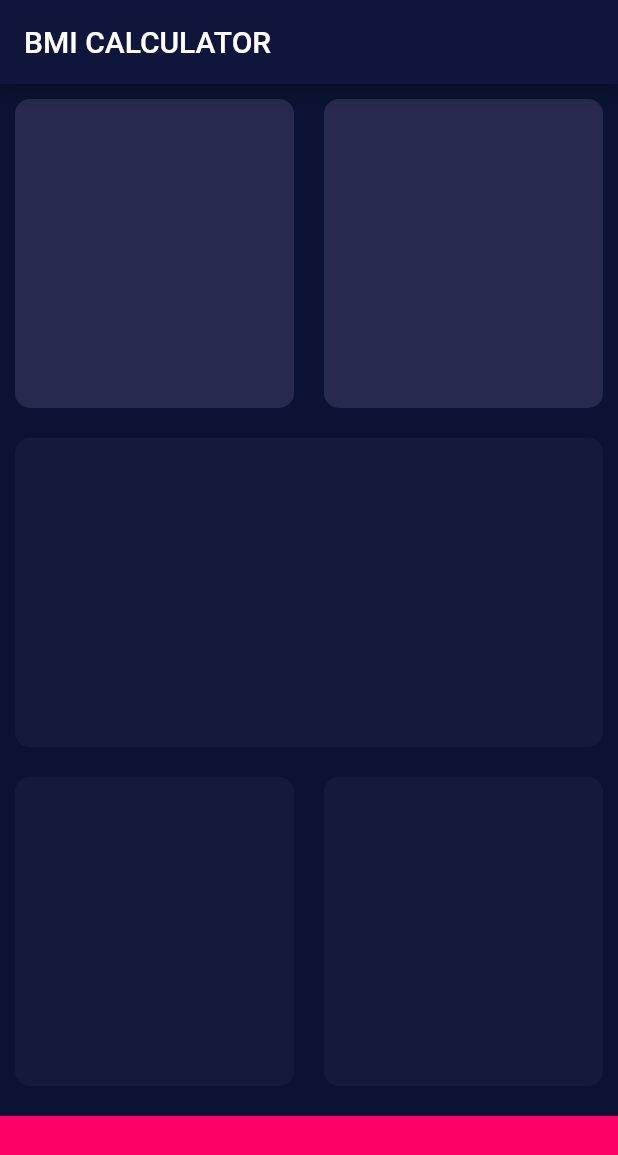
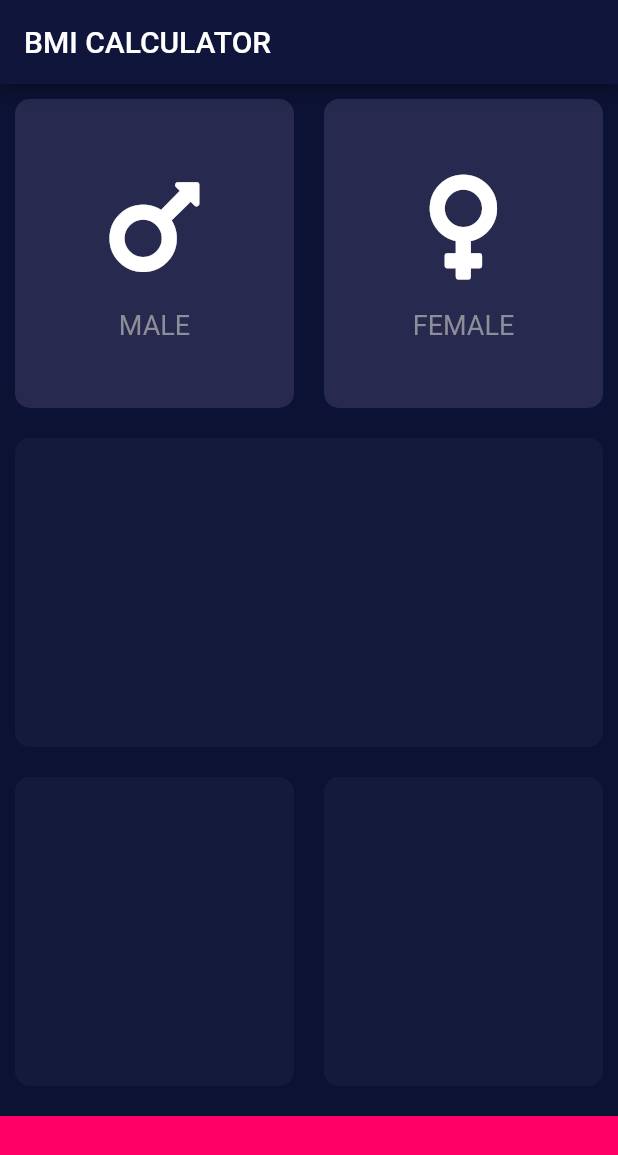
Before and after one commit to surrajj20/BMI--Calculator-App, a Flutter app: the screen it shows after launch, on a phone screen of 412 x 824 dp. Shown: the top 1155 px of the screen. Run offline on Flutter 3.47's test engine with Material 2 defaults, Android fonts, the phone set to English and light mode, and no system bars; our stand-ins replace font_awesome_flutter.

Commit message:
icon added to card & widgets customized

```diff
--- /dev/null
+++ b/lib/icon_content.dart
@@ -0,0 +1,33 @@
+import 'package:flutter/material.dart';
+
+const labelTextStyle = TextStyle(
+  fontSize: 18.0,
+  color: Color(0xFF8D8E98),
+);
+
+class IconContent extends StatelessWidget {
+  IconContent({this.icon, this.label});
+
+  final IconData icon;
+  final String label;
+
+  @override
+  Widget build(BuildContext context) {
+    return Column(
+      mainAxisAlignment: MainAxisAlignment.center,
+      children: <Widget>[
+        Icon(
+          icon,
+          size: 80.0,
+        ),
+        SizedBox(
+          height: 15.0,
+        ),
+        Text(
+          label,
+          style: labelTextStyle,
+        )
+      ],
+    );
+  }
+}
--- a/lib/input_page.dart
+++ b/lib/input_page.dart
@@ -1,4 +1,7 @@
 import 'package:flutter/material.dart';
+import 'package:font_awesome_flutter/font_awesome_flutter.dart';
+import 'icon_content.dart';
+import 'reusable_card.dart';
 
 const bottomContainerHeight = 80.0;
 const activeCardColour = Color(0xFF272A4E);
@@ -25,11 +28,19 @@ class _InputPageState extends State<InputPage> {
                 Expanded(
                   child: ReusableCard(
                     colour: activeCardColour,
+                    cardChild: IconContent(
+                      icon: FontAwesomeIcons.mars,
+                      label: 'MALE',
+                    ),
                   ),
                 ),
                 Expanded(
                   child: ReusableCard(
                     colour: activeCardColour,
+                    cardChild: IconContent(
+                      icon: FontAwesomeIcons.venus,
+                      label: 'FEMALE',
+                    ),
                   ),
                 ),
               ],
@@ -66,20 +77,3 @@ class _InputPageState extends State<InputPage> {
     );
   }
 }
-
-class ReusableCard extends StatelessWidget {
-  ReusableCard({@required this.colour});
-
-  final Color colour;
-
-  @override
-  Widget build(BuildContext context) {
-    return Container(
-      margin: EdgeInsets.all(10.0),
-      decoration: BoxDecoration(
-        color: colour,
-        borderRadius: BorderRadius.circular(10.0),
-      ),
-    );
-  }
-}
--- /dev/null
+++ b/lib/reusable_card.dart
@@ -0,0 +1,20 @@
+import 'package:flutter/material.dart';
+
+class ReusableCard extends StatelessWidget {
+  ReusableCard({@required this.colour, this.cardChild});
+
+  final Color colour;
+  final Widget cardChild;
+
+  @override
+  Widget build(BuildContext context) {
+    return Container(
+      child: cardChild,
+      margin: EdgeInsets.all(10.0),
+      decoration: BoxDecoration(
+        color: colour,
+        borderRadius: BorderRadius.circular(10.0),
+      ),
+    );
+  }
+}
```
Also changed, not shown: pubspec.yaml (+1 -22 lines), pubspec.lock.
